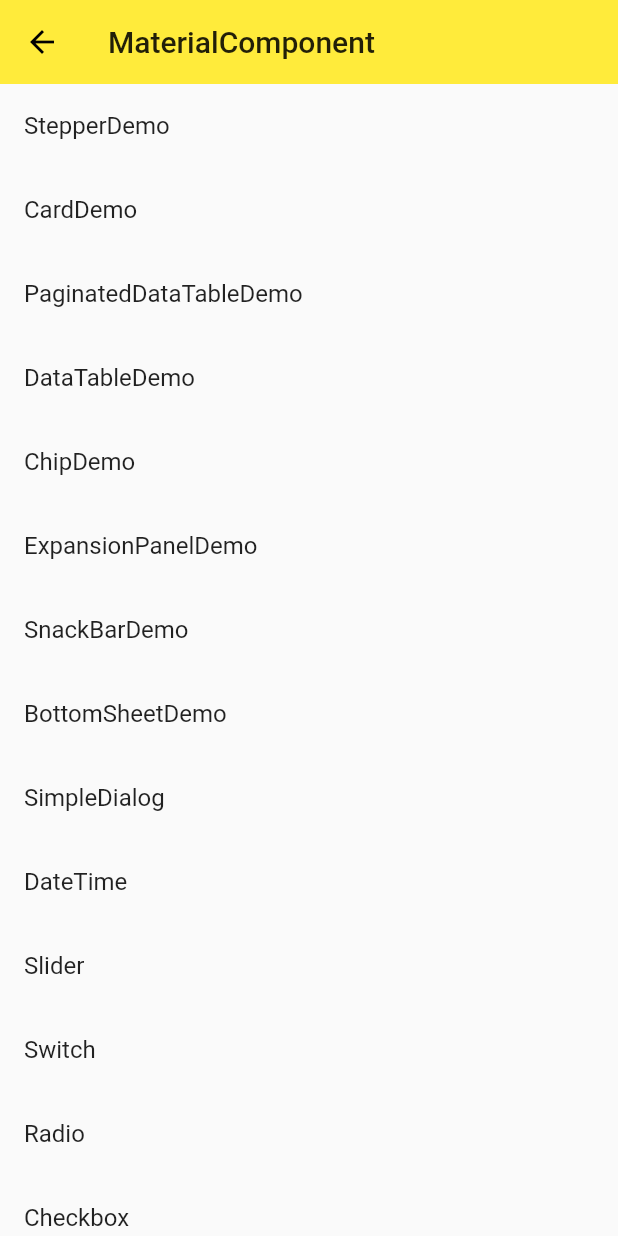
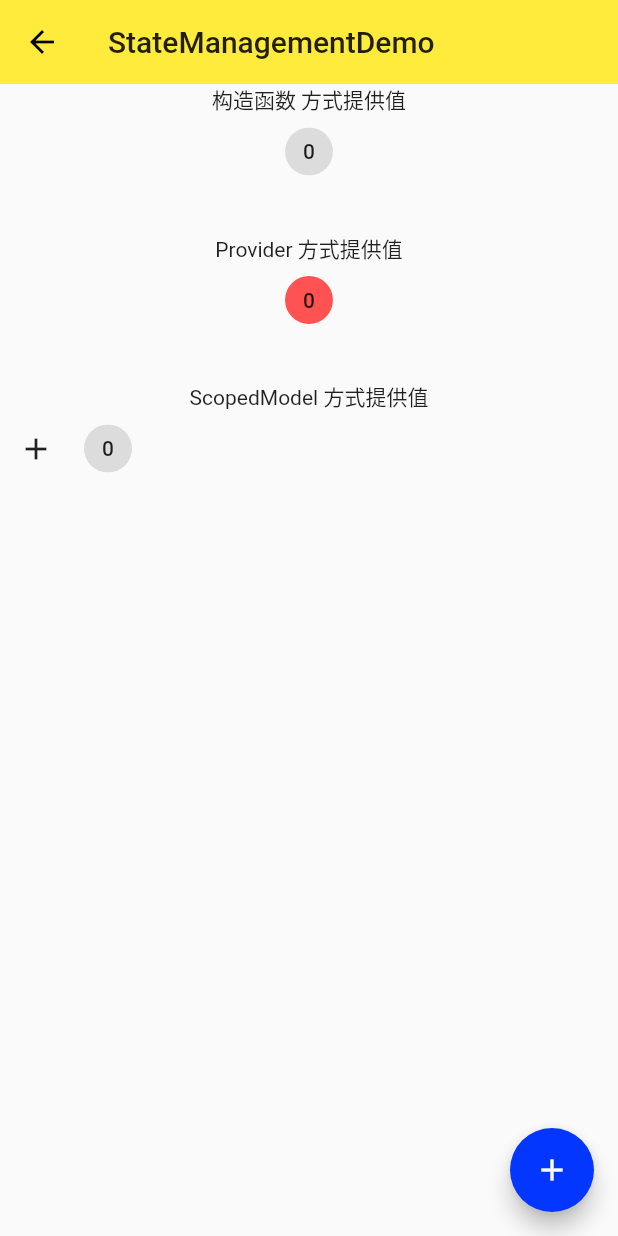
Before and after one commit to qiaoluheng/ninghao_flutter, a Flutter app: the screen it shows after launch, on a phone screen of 412 x 824 dp. Run offline on Flutter 3.47's test engine with Material 2 defaults, Android fonts, the phone set to English and light mode, and no system bars.

Commit message:
状态管理

```diff
--- /dev/null
+++ b/lib/demo/state/state_management_demo.dart
@@ -0,0 +1,185 @@
+import 'package:flutter/material.dart';
+import 'package:scoped_model/scoped_model.dart';
+
+/**
+ * 状态管理
+ */
+// 子父组件之间相互传值
+class StateManagementDemo extends StatefulWidget {
+  @override
+  _StateManagementDemoState createState() => _StateManagementDemoState();
+}
+
+class _StateManagementDemoState extends State<StateManagementDemo> {
+  int _count = 0;
+
+  void _increaseCount() {
+    setState(() {
+      _count += 1;
+    });
+    print(_count);
+  }
+
+  @override
+  Widget build(BuildContext context) {
+    return Scaffold(
+      appBar: AppBar(
+        title: Text('StateManagementDemo'),
+        elevation: 0.0,
+      ),
+      body: Container(
+        child: Column(
+          children: <Widget>[
+            Text('构造函数 方式提供值'),
+            CounterWrapper(_count, _increaseCount),
+            SizedBox(height: 30,),
+            Text('Provider 方式提供值'),
+            CounterProvider(
+              count: _count,
+              increaseCount: _increaseCount,
+              child: CounterWrapper1(),
+            ),
+            SizedBox(height: 30,),
+            Text('ScopedModel 方式提供值'),
+            ScopedModelStateManagement(),
+          ],
+        ),
+      ),
+      floatingActionButton: FloatingActionButton(
+        child: Icon(Icons.add),
+        onPressed: _increaseCount,
+      ),
+    );
+  }
+}
+
+// 多层传值，方式一，StateManagementDemo => CounterWrapper => Counter
+class CounterWrapper extends StatelessWidget {
+  final int count;
+  final VoidCallback increaseCount;
+  // const Counter({Key key, this.count}) : super(key: key);
+  CounterWrapper(this.count, this.increaseCount);
+
+  @override
+  Widget build(BuildContext context){
+    return Center(
+      child: Counter(count, increaseCount),
+    );
+  }
+}
+
+class Counter extends StatelessWidget {
+  final int count;
+  final VoidCallback increaseCount;
+  // const Counter({Key key, this.count}) : super(key: key);
+  Counter(this.count, this.increaseCount);
+  @override
+  Widget build(BuildContext context) {
+    return ActionChip(
+        label: Text('$count'),
+        onPressed: increaseCount,
+    );
+  }
+}
+
+// ******************************** 方式二 **********************************
+class CounterWrapper1 extends StatelessWidget {
+  @override
+  Widget build(BuildContext context) {
+    return Center(
+      child: Counter1(),
+    );
+  }
+}
+
+class Counter1 extends StatelessWidget {
+
+  @override
+  Widget build(BuildContext context) {
+    final int count = CounterProvider.of(context).count;
+    final VoidCallback increaseCount = CounterProvider.of(context).increaseCount;
+    return ActionChip(
+        label: Text('$count'),
+        backgroundColor: Colors.redAccent,
+        onPressed: increaseCount,
+    );
+  }
+}
+
+// InheritedWidget方式传值，直接把值传给需要的小部件(隔过中间组件多层传值), StateManagementDemo => CounterProvider
+class CounterProvider extends InheritedWidget {
+  final int count;
+  final VoidCallback increaseCount;
+  final Widget child;
+
+  // super，执行的是父组件的构造函数
+  CounterProvider({
+    this.count,
+    this.increaseCount,
+    this.child
+  }) : super(child: child);
+
+  static CounterProvider of(BuildContext context) {
+    return context.inheritFromWidgetOfExactType(CounterProvider);
+  }
+
+  //  是否重建 继承的小部件
+  @override
+  bool updateShouldNotify(InheritedWidget oldWidget) {
+    return true;
+  }
+
+}
+
+// ******************************** 方式三 *****************************************
+// 使用scoped_model方式传值, 需要安装 scoped_model 插件
+
+class ScopedModelStateManagement extends StatelessWidget {
+  @override
+  Widget build(BuildContext context) {
+    return ScopedModel(
+      model: CounterModel(),
+      child: Container(
+        child: Row(
+          children: <Widget>[
+           ScopedModelDescendant<CounterModel>(
+            // 值发生变化是否需要重建
+             rebuildOnChange: false,
+              //  context， 可选的子部件，model
+             builder: (context, _, model) =>
+              IconButton(
+              onPressed: model.increaseCount,
+              icon: Icon(Icons.add),
+            ),
+           ),
+           Counter2(),
+          ],
+        ),
+      ),
+    );
+  }
+}
+
+class Counter2 extends StatelessWidget {
+  @override
+  Widget build(BuildContext context) {
+    return ScopedModelDescendant<CounterModel>(
+      builder: (context, _, model) => ActionChip(
+        label: Text('${model.count}'),
+        onPressed: model.increaseCount,
+      ),
+    );
+  }
+}
+
+
+class CounterModel extends Model {
+  int _count = 0;
+  int get count => _count;
+
+  void increaseCount() {
+    _count += 1;
+    // 重建小部件
+    notifyListeners();
+  }
+}
--- a/lib/main.dart
+++ b/lib/main.dart
@@ -10,6 +10,7 @@ import 'demo/form_demo.dart';
 import 'demo/navbar_appbar_demo.dart';
 import 'demo/navigator_demo1.dart';
 import 'demo/material_component.dart';
+import './demo/state/state_management_demo.dart';
 // void main() {
 //   runApp(
 //     App()
@@ -30,7 +31,8 @@ class App extends StatelessWidget {
       // initialRoute: '/',
       // initialRoute: '/about',
       // initialRoute: '/form',
-      initialRoute: '/mdc',
+      // initialRoute: '/mdc',
+      initialRoute: '/state-management',
       routes: {
 //         '/':(context) => NavigatorDemo(),
 //        '/':(context) => NavigatorDemo1(s),
@@ -38,7 +40,8 @@ class App extends StatelessWidget {
         '/about1':(context) => Page1(title: 'About1'),
         '/about':(context) => Page(title: 'About',),
         '/form': (context) => FormDemo(),
-        '/mdc' : (context) => MaterialComponents()
+        '/mdc' : (context) => MaterialComponents(),
+        '/state-management': (context) => StateManagementDemo(),
       },
       theme: ThemeData(
         primarySwatch: Colors.yellow,
--- a/pubspec.yaml
+++ b/pubspec.yaml
@@ -16,6 +16,7 @@ dependencies:
   flutter:
     sdk: flutter
   intl: 0.15.8
+  scoped_model: ^1.0.0
   # The following adds the Cupertino Icons font to your application.
   # Use with the CupertinoIcons class for iOS style icons.
   cupertino_icons: ^0.1.2
```
